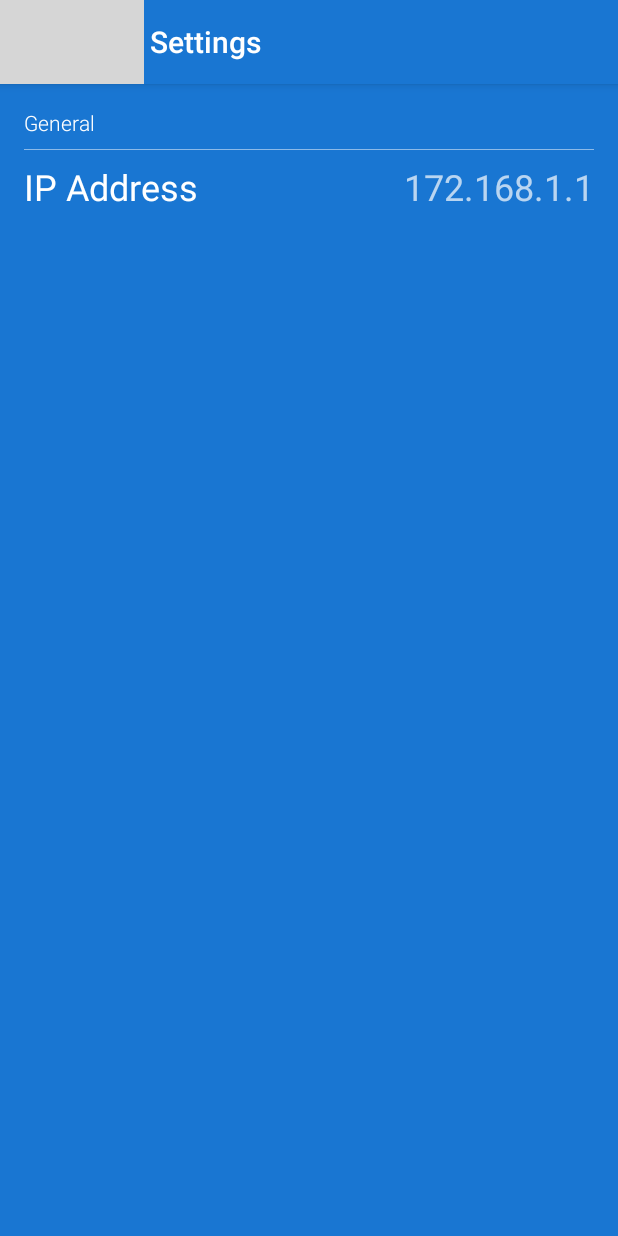
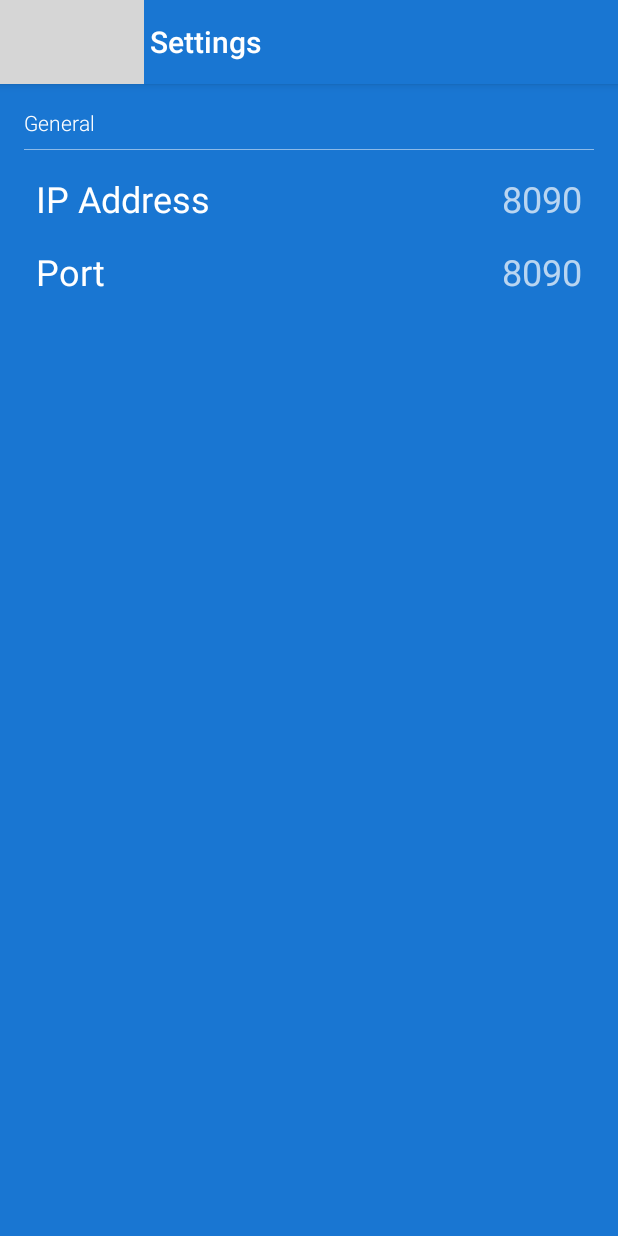
Before and after one commit to gurleensethi/cyberoam-client, an Android app: the SettingsActivity screen opened directly, with no data from a screen before it, on a phone screen of 412 x 824 dp. Run offline under Robolectric (Android 15) with nearby library versions, the phone set to English and light mode, and no system bars; our stand-ins replace ButterKnife; grey boxes are pictures that could not be loaded.

Commit message:
#UI : Show stored IP Address in Settings

```diff
--- a/app/src/main/java/app/com/thetechnocafe/cyberoamclient/Settings/ISettingsView.java
+++ b/app/src/main/java/app/com/thetechnocafe/cyberoamclient/Settings/ISettingsView.java
@@ -1,4 +1,6 @@
 package app.com.thetechnocafe.cyberoamclient.Settings;
+
+import android.content.Context;
 
 /**
  * Created by gurleensethi on 14/11/16.
@@ -6,4 +8,8 @@ package app.com.thetechnocafe.cyberoamclient.Settings;
 
 interface ISettingsView {
     void setUpView();
+
+    void setUpSettingsState(String ipAddress, String port);
+
+    Context getContext();
 }
--- a/app/src/main/java/app/com/thetechnocafe/cyberoamclient/Settings/SettingsActivity.java
+++ b/app/src/main/java/app/com/thetechnocafe/cyberoamclient/Settings/SettingsActivity.java
@@ -1,5 +1,6 @@
 package app.com.thetechnocafe.cyberoamclient.Settings;
 
+import android.content.Context;
 import android.os.Bundle;
 import android.support.v7.app.AppCompatActivity;
 import android.support.v7.widget.Toolbar;
@@ -14,6 +15,8 @@ public class SettingsActivity extends AppCompatActivity implements ISettingsView
     private ISettingsPresenter mPresenter;
     @BindView(R.id.text_ip_address)
     TextView mIPAddressTextView;
+    @BindView(R.id.text_port_address)
+    TextView mPortTextView;
 
     @Override
     protected void onCreate(Bundle savedInstanceState) {
@@ -40,6 +43,17 @@ public class SettingsActivity extends AppCompatActivity implements ISettingsView
     }
 
     @Override
+    public void setUpSettingsState(String ipAddress, String port) {
+        mIPAddressTextView.setText(ipAddress);
+        mPortTextView.setText(port);
+    }
+
+    @Override
+    public Context getContext() {
+        return getApplicationContext();
+    }
+
+    @Override
     public boolean onOptionsItemSelected(MenuItem item) {
         switch (item.getItemId()) {
             case android.R.id.home: {
--- a/app/src/main/java/app/com/thetechnocafe/cyberoamclient/Settings/SettingsPresenter.java
+++ b/app/src/main/java/app/com/thetechnocafe/cyberoamclient/Settings/SettingsPresenter.java
@@ -1,10 +1,12 @@
 package app.com.thetechnocafe.cyberoamclient.Settings;
+
+import app.com.thetechnocafe.cyberoamclient.Utils.SharedPreferenceUtils;
 
 /**
  * Created by gurleensethi on 14/11/16.
  */
 
-public class SettingsPresenter implements ISettingsPresenter{
+public class SettingsPresenter implements ISettingsPresenter {
     private ISettingsView mView;
 
     public SettingsPresenter(ISettingsView view) {
@@ -14,5 +16,11 @@ public class SettingsPresenter implements ISettingsPresenter{
     @Override
     public void onViewReady() {
         mView.setUpView();
+
+        //Provide IP Address and Port
+        mView.setUpSettingsState(
+                SharedPreferenceUtils.getBaseIPAddress(mView.getContext()),
+                SharedPreferenceUtils.getBasePort(mView.getContext())
+        );
     }
 }
--- a/app/src/main/res/layout/activity_settings.xml
+++ b/app/src/main/res/layout/activity_settings.xml
@@ -49,7 +49,8 @@
         <LinearLayout
             android:layout_width="match_parent"
             android:layout_height="wrap_content"
-            android:orientation="horizontal">
+            android:orientation="horizontal"
+            android:layout_margin="8dp">
 
             <TextView
                 android:layout_width="0dp"
@@ -71,6 +72,32 @@
                 android:textSize="24sp"/>
         </LinearLayout>
 
+        <LinearLayout
+            android:layout_width="match_parent"
+            android:layout_height="wrap_content"
+            android:orientation="horizontal"
+            android:layout_margin="8dp">
+
+            <TextView
+                android:layout_width="0dp"
+                android:layout_height="wrap_content"
+                android:layout_weight="1"
+                android:text="@string/port"
+                android:textColor="@android:color/white"
+                android:textSize="24sp"/>
+
+            <TextView
+                android:id="@+id/text_port_address"
+                android:layout_width="0dp"
+                android:layout_height="wrap_content"
+                android:layout_weight="1"
+                android:alpha="0.7"
+                android:gravity="right"
+                android:text="8090"
+                android:textColor="@android:color/white"
+                android:textSize="24sp"/>
+        </LinearLayout>
+
     </LinearLayout>
 
 </android.support.design.widget.CoordinatorLayout>
--- a/app/src/main/res/values/strings.xml
+++ b/app/src/main/res/values/strings.xml
@@ -34,4 +34,5 @@
     <string name="settings">Settings</string>
     <string name="ip_address">IP Address</string>
     <string name="general">General</string>
+    <string name="port">Port</string>
 </resources>
```
